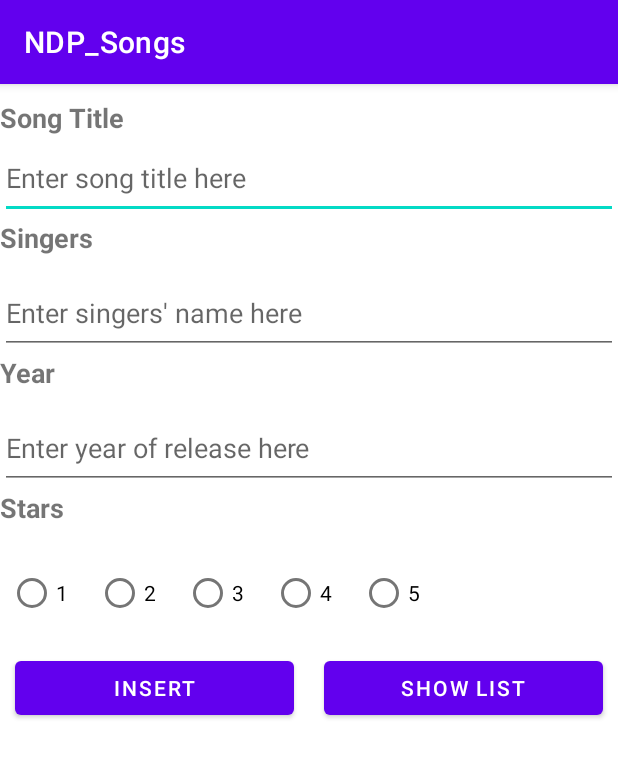
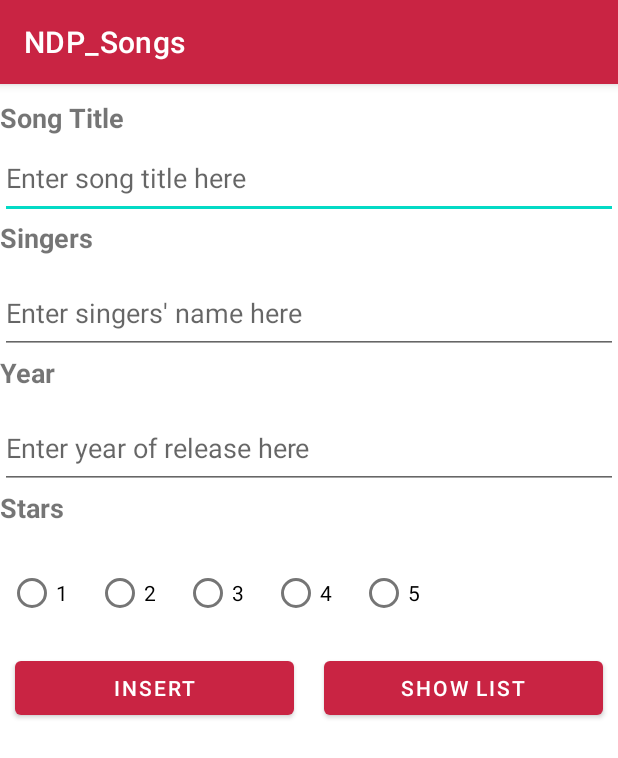
Before and after one commit to Yati2/MyNDP_Songs, an Android app: the screen it shows after launch (MainActivity), on a phone screen of 412 x 824 dp. Shown: the top 758 px of the screen. Run offline under Robolectric (Android 15) with nearby library versions, the phone set to English and light mode, and no system bars.

Commit message:
color changed

```diff
--- a/app/src/main/res/values/themes.xml
+++ b/app/src/main/res/values/themes.xml
@@ -2,8 +2,8 @@
     <!-- Base application theme. -->
     <style name="Theme.NDP_Songs" parent="Theme.MaterialComponents.DayNight.DarkActionBar">
         <!-- Primary brand color. -->
-        <item name="colorPrimary">@color/purple_500</item>
-        <item name="colorPrimaryVariant">@color/purple_700</item>
+        <item name="colorPrimary">#C92443</item>
+        <item name="colorPrimaryVariant">#510C1B</item>
         <item name="colorOnPrimary">@color/white</item>
         <!-- Secondary brand color. -->
         <item name="colorSecondary">@color/teal_200</item>
```
